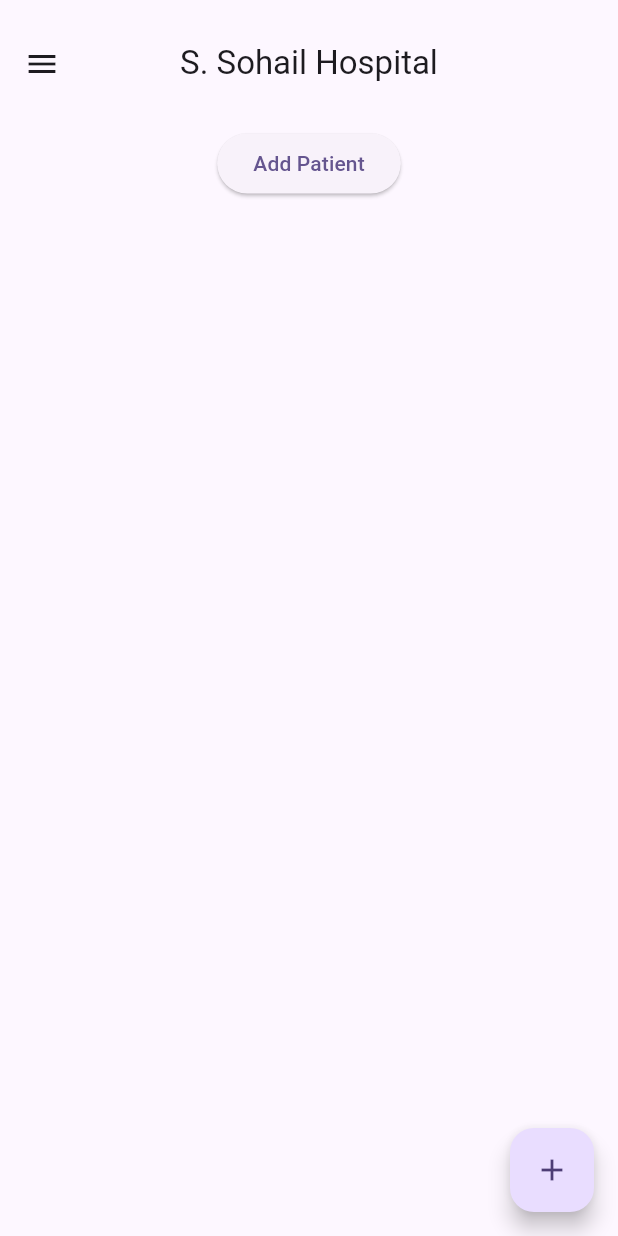
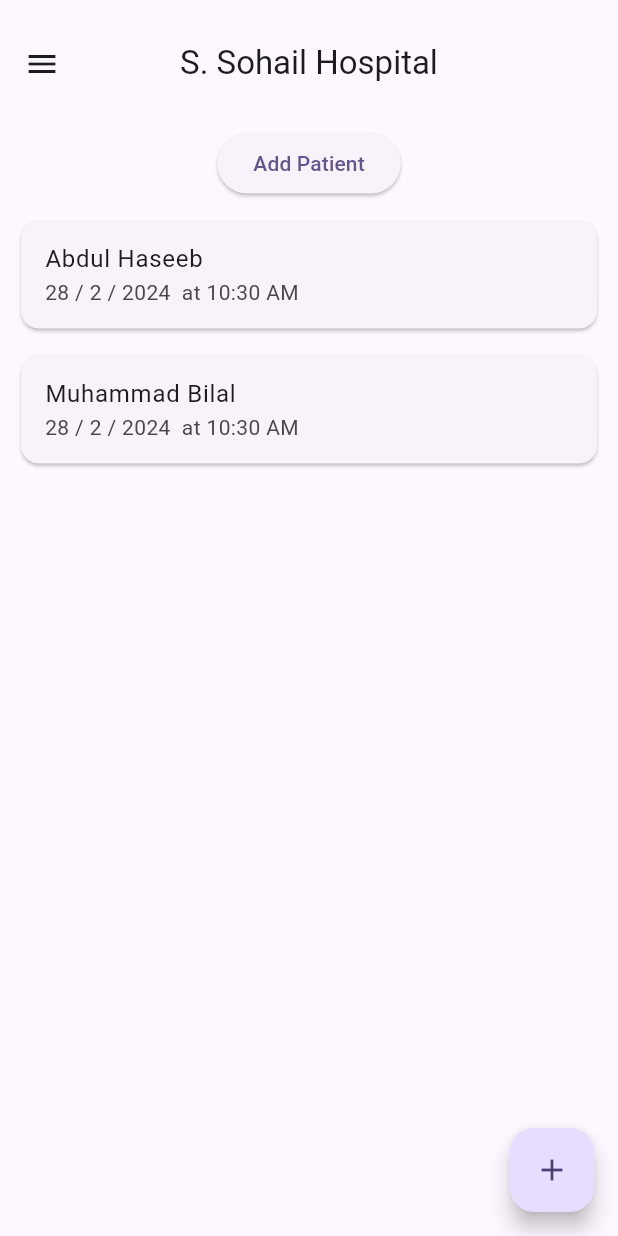
Before and after one commit to HaseebKahn365/s_sohail, a Flutter app: the screen it shows after launch, on a phone screen of 412 x 824 dp. Run offline on Flutter 3.47's test engine with Material 3 defaults, Android fonts, the phone set to English and light mode, and no system bars.

```diff
--- a/lib/main.dart
+++ b/lib/main.dart
@@ -1,4 +1,4 @@
-// ignore_for_file: prefer_const_constructors, prefer_const_literals_to_create_immutables, sort_child_properties_last
+// ignore_for_file: prefer_const_constructors, prefer_const_literals_to_create_immutables, sort_child_properties_last, must_be_immutable
 
 // Introduction:
 // This is a simple flutter application that is primarily designed for reading and writing data to a local database for persistent storage. The purpose is to take the data related to the patient and store it on a relational database using the SQflite package available as a package for flutter.
@@ -115,11 +115,11 @@ class HomeScreen extends StatefulWidget {
 
   List<Patient> patientList = [
     Patient(
-      name: 'John Doe',
+      name: 'Abdul Haseeb',
       admittedOn: DateTime.now(),
     ),
     Patient(
-      name: 'Jane Doe',
+      name: 'Muhammad Bilal',
       admittedOn: DateTime.now(),
     ),
   ];
@@ -145,16 +145,19 @@ class _HomeScreenState extends State<HomeScreen> {
     return Scaffold(
       //creating a simple drawer for theme setting and about me page
       drawer: Drawer(
+        elevation: 0,
         child: ListView(
-          padding: EdgeInsets.zero,
+          // increase the height of the drawer header
           children: <Widget>[
-            DrawerHeader(
+            SizedBox(
+              height: 250,
+              child: DrawerHeader(
+                padding: const EdgeInsets.all(20),
                 child: Column(
                   children: [
                     //circle avatar for the profile picture
                     CircleAvatar(
-                    radius: 40,
-                    //assets/images/profile.png
+                      radius: 65,
                       backgroundImage: AssetImage('assets/profile.png'),
                     ),
                     const Text(
@@ -173,6 +176,7 @@ class _HomeScreenState extends State<HomeScreen> {
                 ),
                 decoration: BoxDecoration(
                   color: Theme.of(context).colorScheme.onPrimary,
+                ),
               ),
             ),
             ListTile(
@@ -221,6 +225,27 @@ class _HomeScreenState extends State<HomeScreen> {
                 },
                 child: const Text('Add Patient'),
               ),
+
+              //list tiles for patients
+              ...widget.patientList.map((e) {
+                return Padding(
+                  padding: const EdgeInsets.only(top: 10, left: 10, right: 10),
+                  child: Card(
+                    child: ListTile(
+                      //rounded corners for the list tiles
+                      shape: RoundedRectangleBorder(
+                        borderRadius: BorderRadius.circular(15),
+                      ),
+
+                      title: Text(e.name),
+                      subtitle: Text("${e.admittedOn.day} / ${e.admittedOn.month} / ${e.admittedOn.year}  at ${e.admittedOn.hour}:${e.admittedOn.minute} ${e.admittedOn.hour > 12 ? 'PM' : 'AM'}"),
+                      onTap: () {
+                        // Add your onPressed code here!
+                      },
+                    ),
+                  ),
+                );
+              }).toList(),
             ],
           )
         ],
```
Also changed, not shown: 5 other files. Lines whose indentation alone changed are shown as unchanged.
